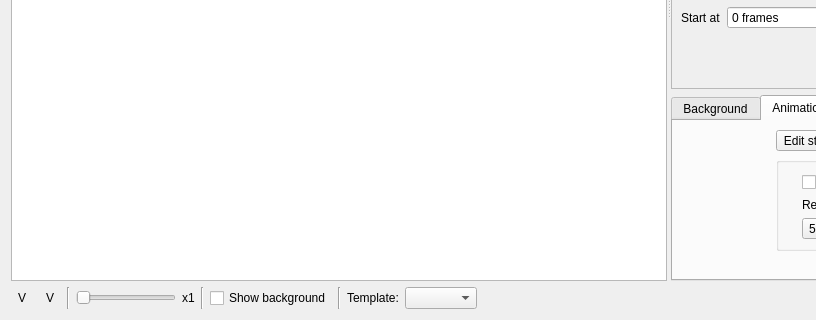
First picture: the form in src/widgets/titlewidget_ui.ui, repository KDE/kdenlive, before the edit; both pictures show x 0 to 816 and y 359 to 679 of the 1127 by 679 pixel window.
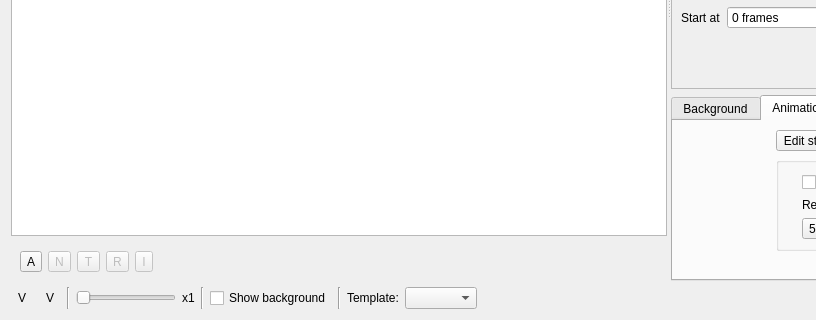
Second picture: the form after the edit. The open tabs and pages were chosen to show the change. Custom widgets are drawn as their Qt base class.

Commit message: r6477@lapL:  simon | 2010-06-02 17:42:57 +0200  http://www.kdenlive.org/mantis/view.php?id=1610  * Select all items with Ctrl-A  * If more than 2 items selected:  ** Select all text/rect/image items with Ctrl-T/R/I  * If more than 1 item selected: Select none with Shift-Ctrl-A

The edit to the form file:
```diff
--- a/src/widgets/titlewidget_ui.ui
+++ b/src/widgets/titlewidget_ui.ui
@@ -6,7 +6,7 @@
    <rect>
     <x>0</x>
     <y>0</y>
-    <width>1102</width>
+    <width>1110</width>
     <height>679</height>
    </rect>
   </property>
@@ -206,13 +206,96 @@
      <property name="orientation">
       <enum>Qt::Horizontal</enum>
      </property>
-     <widget class="QGraphicsView" name="graphicsView">
-      <property name="sizePolicy">
-       <sizepolicy hsizetype="Expanding" vsizetype="Preferred">
-        <horstretch>0</horstretch>
-        <verstretch>0</verstretch>
-       </sizepolicy>
-      </property>
+     <widget class="QWidget" name="verticalLayoutWidget">
+      <layout class="QVBoxLayout" name="verticalLayout">
+       <item>
+        <widget class="QGraphicsView" name="graphicsView">
+         <property name="sizePolicy">
+          <sizepolicy hsizetype="Expanding" vsizetype="Preferred">
+           <horstretch>0</horstretch>
+           <verstretch>0</verstretch>
+          </sizepolicy>
+         </property>
+        </widget>
+       </item>
+       <item>
+        <widget class="QStackedWidget" name="bottomToolbarStack">
+         <property name="sizePolicy">
+          <sizepolicy hsizetype="Preferred" vsizetype="Maximum">
+           <horstretch>0</horstretch>
+           <verstretch>0</verstretch>
+          </sizepolicy>
+         </property>
+         <widget class="QWidget" name="page_5">
+          <layout class="QGridLayout" name="bottomToolbarGridLayout">
+           <item row="0" column="0">
+            <widget class="QToolButton" name="buttonSelectAll">
+             <property name="whatsThis">
+              <string>Selects all items on the canvas.</string>
+             </property>
+             <property name="text">
+              <string>A</string>
+             </property>
+            </widget>
+           </item>
+           <item row="0" column="5">
+            <spacer name="spacerBottomStack">
+             <property name="orientation">
+              <enum>Qt::Horizontal</enum>
+             </property>
+             <property name="sizeHint" stdset="0">
+              <size>
+               <width>40</width>
+               <height>20</height>
+              </size>
+             </property>
+            </spacer>
+           </item>
+           <item row="0" column="2">
+            <widget class="QToolButton" name="buttonSelectText">
+             <property name="enabled">
+              <bool>false</bool>
+             </property>
+             <property name="text">
+              <string>T</string>
+             </property>
+            </widget>
+           </item>
+           <item row="0" column="4">
+            <widget class="QToolButton" name="buttonSelectImages">
+             <property name="enabled">
+              <bool>false</bool>
+             </property>
+             <property name="text">
+              <string>I</string>
+             </property>
+            </widget>
+           </item>
+           <item row="0" column="3">
+            <widget class="QToolButton" name="buttonSelectRects">
+             <property name="enabled">
+              <bool>false</bool>
+             </property>
+             <property name="text">
+              <string>R</string>
+             </property>
+            </widget>
+           </item>
+           <item row="0" column="1">
+            <widget class="QToolButton" name="buttonUnselectAll">
+             <property name="enabled">
+              <bool>false</bool>
+             </property>
+             <property name="text">
+              <string>N</string>
+             </property>
+            </widget>
+           </item>
+          </layout>
+         </widget>
+        </widget>
+       </item>
+      </layout>
      </widget>
      <widget class="QWidget" name="layoutWidget">
       <layout class="QGridLayout" name="gridLayout_7">
```
Left out of the diff: 904 changed lines with no effect on the pictures. The commit also changes 2 other files.
